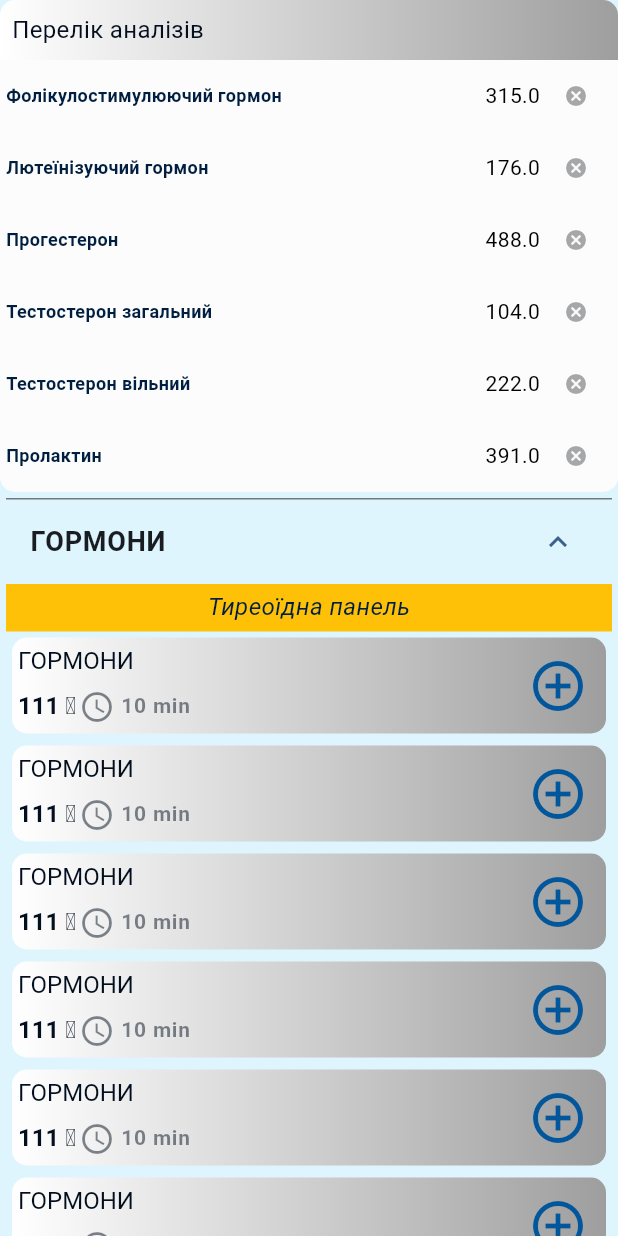
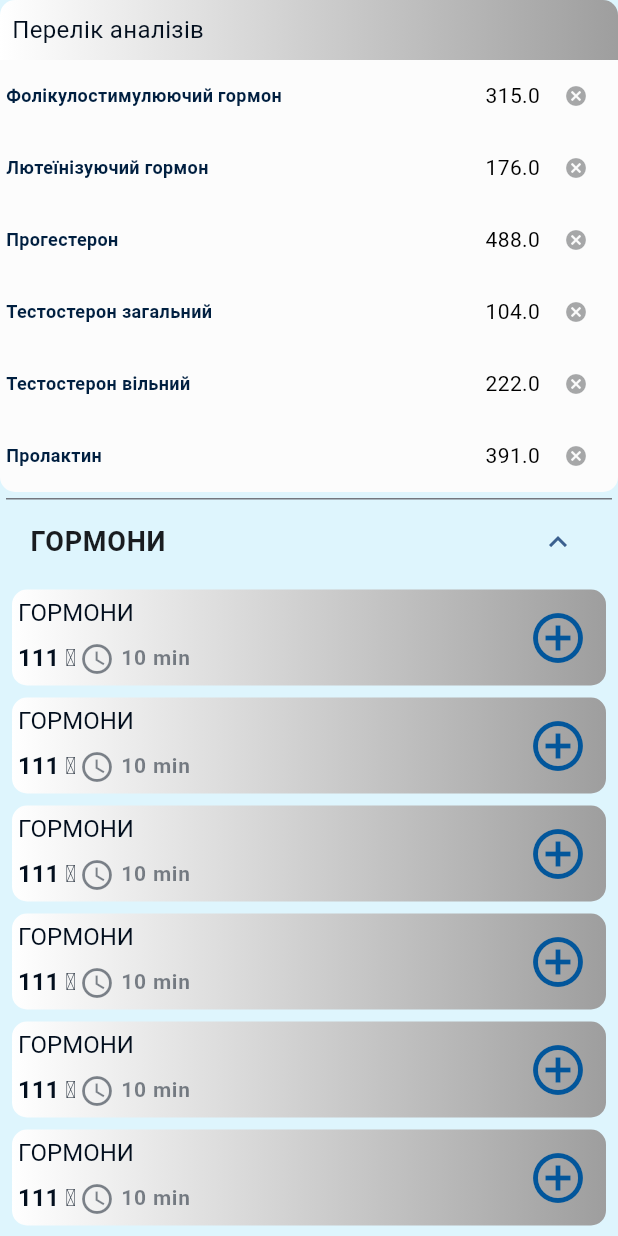
Before and after one commit to kadr0id/nice_analyses, a Flutter app: the MainAnalysesView widget shown alone on an empty page, opened directly, after a tap on "ГОРМОНИ", on a phone screen of 412 x 824 dp. Run offline on Flutter 3.47's test engine with Material 3 defaults, Android fonts, the phone set to English and light mode, and no system bars; our stand-ins replace equatable, firebase_auth, firebase_core, flutter_bloc, formz; missing offline and left inert: flow_builder; accounts and stored records are empty; Roboto replaces fonts that are missing (Formular).

Commit message:
remove subtitles

```diff
--- a/lib/app/nice_ui/widgets/menu_subtitle.dart
+++ /dev/null
@@ -1,21 +0,0 @@
-import 'package:flutter/material.dart';
-
-class MenuSubTitleWidget extends StatelessWidget {
-  final String subTitle;
-
-  const MenuSubTitleWidget({
-    Key? key,
-    required this.subTitle,
-  }) : super(key: key);
-
-  @override
-  Widget build(BuildContext context) {
-    return Text(
-      subTitle,
-      style: const TextStyle(
-        fontStyle: FontStyle.italic,
-        fontSize: 16.0,
-      ),
-    );
-  }
-}
--- a/lib/app/nice_ui/widgets/widgets.dart
+++ b/lib/app/nice_ui/widgets/widgets.dart
@@ -1,6 +1,5 @@
 export 'base_action_button.dart';
 export 'menu_item.dart';
-export 'menu_subtitle.dart';
 export 'menu_title.dart';
 export 'nice_password_text_field.dart';
 export 'nice_text_field.dart';
--- a/lib/main_analyses/view/main_analyses_view.dart
+++ b/lib/main_analyses/view/main_analyses_view.dart
@@ -16,13 +16,6 @@ class MainAnalysesView extends StatelessWidget {
     "ГОРМОНИ 2",
     "ГОРМОНИ 3",
     "ГОРМОНИ 4",
-  ];
-
-  static const List<List<String>> subtitles = [
-    ["Тиреоїдна панель"],
-    ["Репродуктивна панель"],
-    ["Репродуктивна панель 2"],
-    ["Репродуктивна панель 3"]
   ];
 
   static const List<List<String>> items = [
@@ -82,7 +75,6 @@ class MainAnalysesView extends StatelessWidget {
           SelectedItemsWidget(selectedItems: selectedItems),
           ExpandableListWidget(
             titles: titles,
-            subtitles: subtitles,
             items: items,
           ),
         ],
@@ -93,14 +85,12 @@ class MainAnalysesView extends StatelessWidget {
 
 class ExpandableListWidget extends StatelessWidget {
   final List<String> titles;
-  final List<List<String>> subtitles;
   final List<List<String>> items;
   final bool useDivider;
 
   const ExpandableListWidget({
     Key? key,
     required this.titles,
-    required this.subtitles,
     required this.items,
     this.useDivider = false,
   }) : super(key: key);
@@ -113,7 +103,6 @@ class ExpandableListWidget extends StatelessWidget {
       itemCount: titles.length,
       itemBuilder: (context, index) {
         final title = titles[index];
-        final subtitleList = subtitles[index];
         final itemList = items[index];
         return NiceMainItem(
           child: ExpansionTile(
@@ -121,18 +110,6 @@ class ExpandableListWidget extends StatelessWidget {
             children: [
               Column(
                 children: [
-                  if (items.isNotEmpty)
-                    Column(
-                      crossAxisAlignment: CrossAxisAlignment.stretch,
-                      children: subtitleList.map((subtitle) {
-                        return Container(
-                          color: Colors.amber,
-                          padding: const EdgeInsets.all(4.0),
-                          alignment: Alignment.center,
-                          child: MenuSubTitleWidget(subTitle: subtitle),
-                        );
-                      }).toList(),
-                    ),
                   if (items.isNotEmpty)
                     Column(
                       crossAxisAlignment: CrossAxisAlignment.stretch,
```
